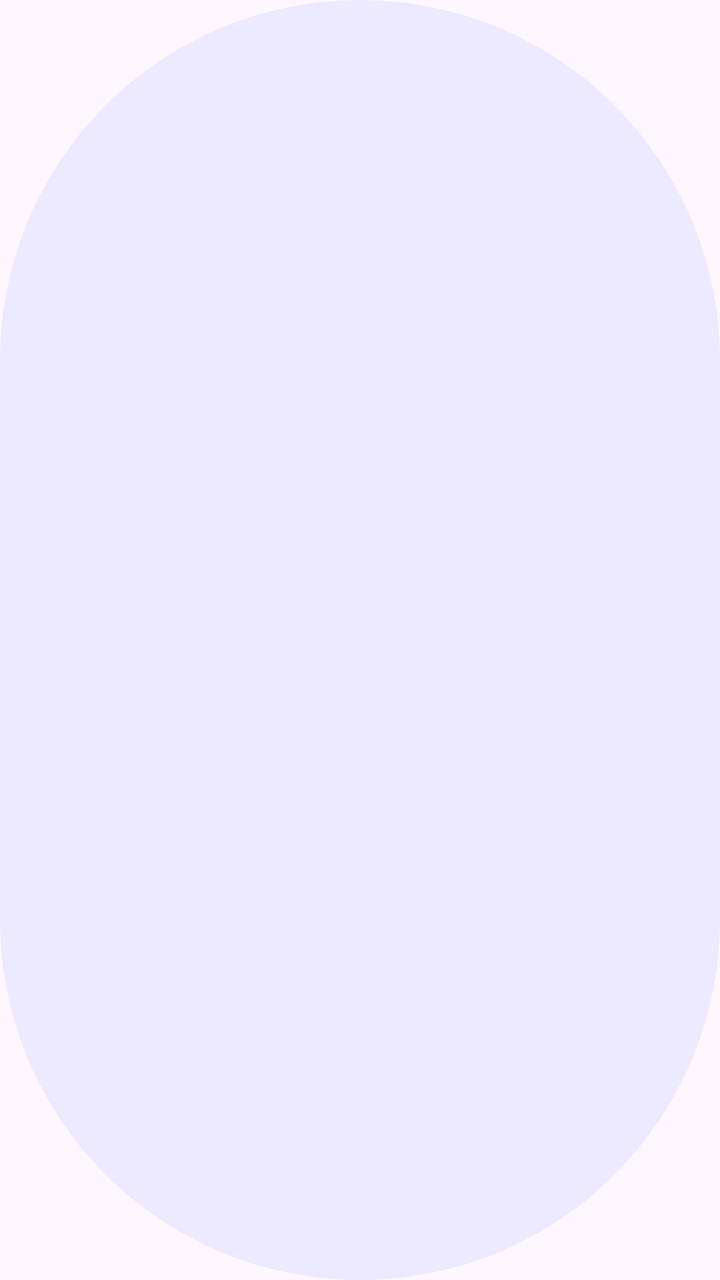
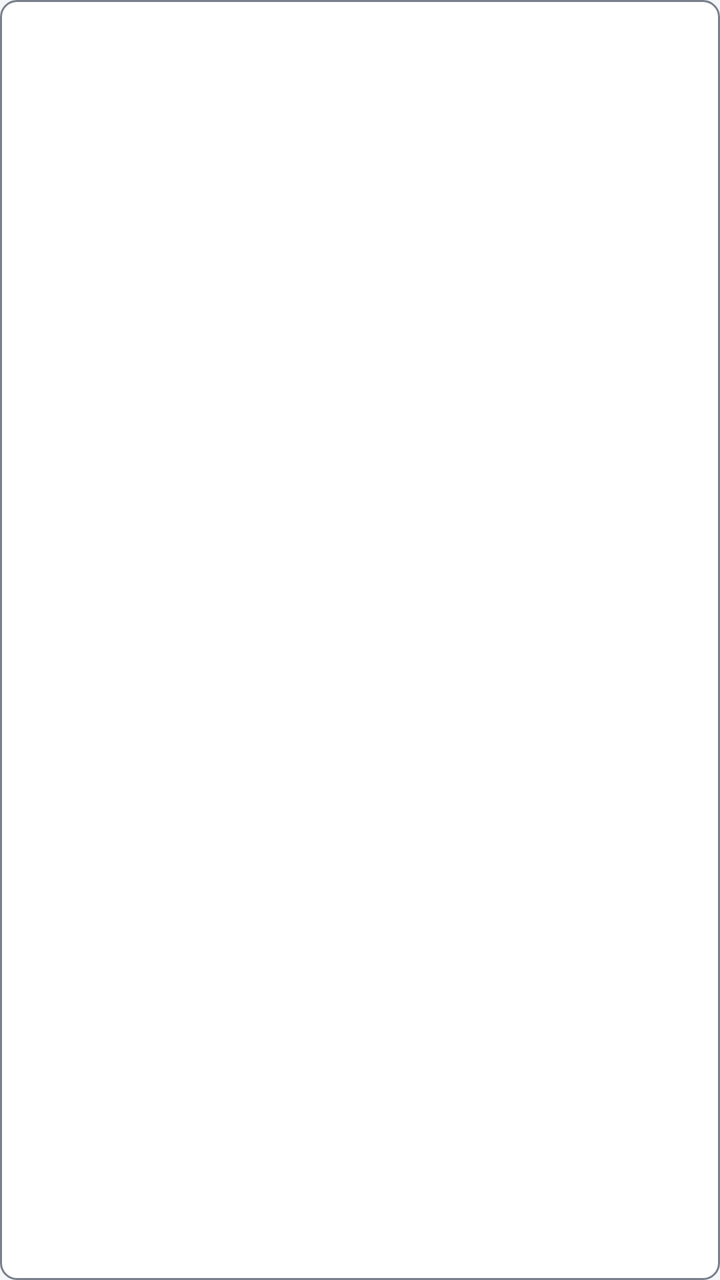

The first picture is an Android layout as it rendered before a commit; the second is the same layout after the commit. The layout source and the unified diff follow.
<!-- AndroidManifest.xml: application theme Theme.Kstudy -->
<!-- res/layout/item_ai_suggestion.xml -->
<?xml version="1.0" encoding="utf-8"?>
<TextView xmlns:android="http://schemas.android.com/apk/res/android"
    android:layout_width="wrap_content"
    android:layout_height="wrap_content"
    android:layout_marginEnd="8dp"
    android:background="@drawable/bg_chip_suggestion"
    android:clickable="true"
    android:focusable="true"
    android:paddingHorizontal="14dp"
    android:paddingVertical="8dp"
    android:textColor="@color/on_primary_container"
    android:textSize="13sp" />
<!-- resources referenced by this layout -->
<resources>
  <color name="on_primary_container">#2E1065</color>
  <!-- drawable bg_chip_suggestion (drawable) -->
  <?xml version="1.0" encoding="utf-8"?>
  <shape xmlns:android="http://schemas.android.com/apk/res/android"
      android:shape="rectangle">
      <solid android:color="@color/primary_container" />
      <corners android:radius="999dp" />
  </shape>
  <color name="primary_container">#EDE9FE</color>
  <style name="Base.Theme.Kstudy" parent="Theme.Material3.Light.NoActionBar">
          
          <item name="colorPrimary">@color/primary</item>
          <item name="colorOnPrimary">@color/white</item>
      </style>
  <color name="primary">#5B21B6</color>
  <color name="white">#FFFFFFFF</color>
  <!-- unchanged entries left out for length: 1 -->
</resources>

<!-- the commit's change to res/layout/item_ai_suggestion.xml (unified diff, before → after) -->
@@ -6,7 +6,7 @@
     android:background="@drawable/bg_chip_suggestion"
     android:clickable="true"
     android:focusable="true"
-    android:paddingHorizontal="14dp"
+    android:paddingHorizontal="12dp"
     android:paddingVertical="8dp"
-    android:textColor="@color/on_primary_container"
-    android:textSize="13sp" />
+    android:textAppearance="@style/TextAppearance.Kstudy.Caption"
+    android:textColor="?attr/colorOnSurface" />
<!-- resource entries referenced after the edit -->
@@ -1,21 +1,131 @@
 <!-- resources referenced by this layout -->
 <resources>
-  <color name="on_primary_container">#2E1065</color>
+  <color name="on_primary_container">#14263F</color>
+  <color name="primary_inverse">#A9C1E3</color>
+  <color name="secondary">#56606E</color>
+  <color name="secondary_container">#E7EAEF</color>
+  <color name="on_secondary_container">#1C2430</color>
+  <color name="background">#F5F6F8</color>
+  <color name="on_surface">#1B1D21</color>
+  <color name="surface_container">#ECEEF2</color>
+  <color name="text_secondary">#555B66</color>
+  <color name="surface_inverse">#2F3237</color>
+  <color name="on_surface_inverse">#F1F2F4</color>
+  <color name="surface_dim">#DCDEE3</color>
+  <color name="surface_container_low">#F5F6F8</color>
+  <color name="surface_container_high">#E4E7EC</color>
+  <color name="outline_variant">#DDE0E6</color>
+  <color name="error">#B3261E</color>
+  <color name="error_container">#FBEAE8</color>
+  <color name="on_error_container">#5F1410</color>
+  <dimen name="radius_container">12dp</dimen>
+  <style name="Widget.Kstudy.Button" parent="Widget.Material3.Button">
+          <item name="shapeAppearanceOverlay">@style/ShapeAppearanceOverlay.Kstudy.Control</item>
+      </style>
+  <style name="Widget.Kstudy.Button.Outlined" parent="Widget.Material3.Button.OutlinedButton">
+          <item name="shapeAppearanceOverlay">@style/ShapeAppearanceOverlay.Kstudy.Control</item>
+      </style>
+  <style name="Widget.Kstudy.Button.Text" parent="Widget.Material3.Button.TextButton">
+          <item name="shapeAppearanceOverlay">@style/ShapeAppearanceOverlay.Kstudy.Control</item>
+          <item name="android:minWidth">56dp</item>
+      </style>
+  <style name="ThemeOverlay.Kstudy.MaterialAlertDialog" parent="ThemeOverlay.Material3.MaterialAlertDialog">
+          <item name="alertDialogStyle">@style/MaterialAlertDialog.Kstudy</item>
+          <item name="buttonBarPositiveButtonStyle">@style/Widget.Kstudy.Button.Text.Dialog</item>
+          <item name="buttonBarNegativeButtonStyle">@style/Widget.Kstudy.Button.Text.Dialog</item>
+          <item name="buttonBarNeutralButtonStyle">@style/Widget.Kstudy.Button.Text.Dialog.Flush</item>
+      </style>
+  <style name="ShapeAppearanceOverlay.Kstudy.Control" parent="">
+          <item name="cornerFamily">rounded</item>
+          <item name="cornerSize">@dimen/radius_control</item>
+      </style>
+  <style name="MaterialAlertDialog.Kstudy" parent="MaterialAlertDialog.Material3">
+          <item name="backgroundTint">?attr/colorSurface</item>
+      </style>
+  <style name="Widget.Kstudy.Button.Text.Dialog" parent="Widget.Material3.Button.TextButton.Dialog">
+          <item name="shapeAppearanceOverlay">@style/ShapeAppearanceOverlay.Kstudy.Control</item>
+      </style>
+  <style name="Widget.Kstudy.Button.Text.Dialog.Flush">
+          <item name="android:layout_marginStart">0dp</item>
+          <item name="android:layout_marginLeft">0dp</item>
+      </style>
   <!-- drawable bg_chip_suggestion (drawable) -->
   <?xml version="1.0" encoding="utf-8"?>
-  <shape xmlns:android="http://schemas.android.com/apk/res/android"
-      android:shape="rectangle">
-      <solid android:color="@color/primary_container" />
-      <corners android:radius="999dp" />
-  </shape>
-  <color name="primary_container">#EDE9FE</color>
+  <ripple xmlns:android="http://schemas.android.com/apk/res/android"
+      android:color="@color/primary_container">
+      <item>
+          <shape android:shape="rectangle">
+              <solid android:color="@color/surface" />
+              <corners android:radius="@dimen/radius_control" />
+              <stroke
+                  android:width="1dp"
+                  android:color="@color/outline" />
+          </shape>
+      </item>
+  </ripple>
+  <style name="TextAppearance.Kstudy.Caption" parent="TextAppearance.Material3.BodySmall">
+          <item name="android:textColor">?attr/colorOnSurfaceVariant</item>
+      </style>
+  <color name="primary_container">#E2E9F3</color>
+  <color name="surface">#FFFFFF</color>
+  <dimen name="radius_control">8dp</dimen>
+  <color name="outline">#7A808C</color>
   <style name="Base.Theme.Kstudy" parent="Theme.Material3.Light.NoActionBar">
           
           <item name="colorPrimary">@color/primary</item>
-          <item name="colorOnPrimary">@color/white</item>
+          <item name="colorOnPrimary">@color/on_primary</item>
+          <item name="colorPrimaryContainer">@color/primary_container</item>
+          <item name="colorOnPrimaryContainer">@color/on_primary_container</item>
+          <item name="colorPrimaryInverse">@color/primary_inverse</item>
+          <item name="colorSecondary">@color/secondary</item>
+          <item name="colorOnSecondary">@color/on_primary</item>
+          <item name="colorSecondaryContainer">@color/secondary_container</item>
+          <item name="colorOnSecondaryContainer">@color/on_secondary_container</item>
+          <item name="colorTertiary">@color/secondary</item>
+          <item name="colorOnTertiary">@color/on_primary</item>
+          <item name="colorTertiaryContainer">@color/secondary_container</item>
+          <item name="colorOnTertiaryContainer">@color/on_secondary_container</item>
+          <item name="android:colorBackground">@color/background</item>
+          <item name="colorOnBackground">@color/on_surface</item>
+          <item name="colorSurface">@color/surface</item>
+          <item name="colorOnSurface">@color/on_surface</item>
+          <item name="colorSurfaceVariant">@color/surface_container</item>
+          <item name="colorOnSurfaceVariant">@color/text_secondary</item>
+          <item name="colorSurfaceInverse">@color/surface_inverse</item>
+          <item name="colorOnSurfaceInverse">@color/on_surface_inverse</item>
+          <item name="colorSurfaceBright">@color/surface</item>
+          <item name="colorSurfaceDim">@color/surface_dim</item>
+          <item name="colorSurfaceContainerLowest">@color/surface</item>
+          <item name="colorSurfaceContainerLow">@color/surface_container_low</item>
+          <item name="colorSurfaceContainer">@color/surface_container</item>
+          <item name="colorSurfaceContainerHigh">@color/surface_container_high</item>
+          <item name="colorSurfaceContainerHighest">@color/surface_container_high</item>
+          <item name="colorOutline">@color/outline</item>
+          <item name="colorOutlineVariant">@color/outline_variant</item>
+          <item name="colorError">@color/error</item>
+          <item name="colorOnError">@color/on_primary</item>
+          <item name="colorErrorContainer">@color/error_container</item>
+          <item name="colorOnErrorContainer">@color/on_error_container</item>
+  
+          
+          <item name="elevationOverlayEnabled">false</item>
+  
+          
+          <item name="shapeCornerSizeExtraSmall">@dimen/radius_control</item>
+          <item name="shapeCornerSizeSmall">@dimen/radius_control</item>
+          <item name="shapeCornerSizeMedium">@dimen/radius_container</item>
+          <item name="shapeCornerSizeLarge">@dimen/radius_container</item>
+          <item name="shapeCornerSizeLargeIncreased">@dimen/radius_container</item>
+          <item name="shapeCornerSizeExtraLarge">@dimen/radius_container</item>
+          <item name="shapeCornerSizeExtraLargeIncreased">@dimen/radius_container</item>
+  
+          <item name="materialButtonStyle">@style/Widget.Kstudy.Button</item>
+          <item name="materialButtonOutlinedStyle">@style/Widget.Kstudy.Button.Outlined</item>
+          <item name="borderlessButtonStyle">@style/Widget.Kstudy.Button.Text</item>
+          <item name="materialAlertDialogTheme">@style/ThemeOverlay.Kstudy.MaterialAlertDialog</item>
       </style>
-  <color name="primary">#5B21B6</color>
-  <color name="white">#FFFFFFFF</color>
+  <color name="primary">#1F3A5F</color>
+  <color name="on_primary">#FFFFFF</color>
   <!-- unchanged entries left out for length: 1 -->
 </resources>
 
